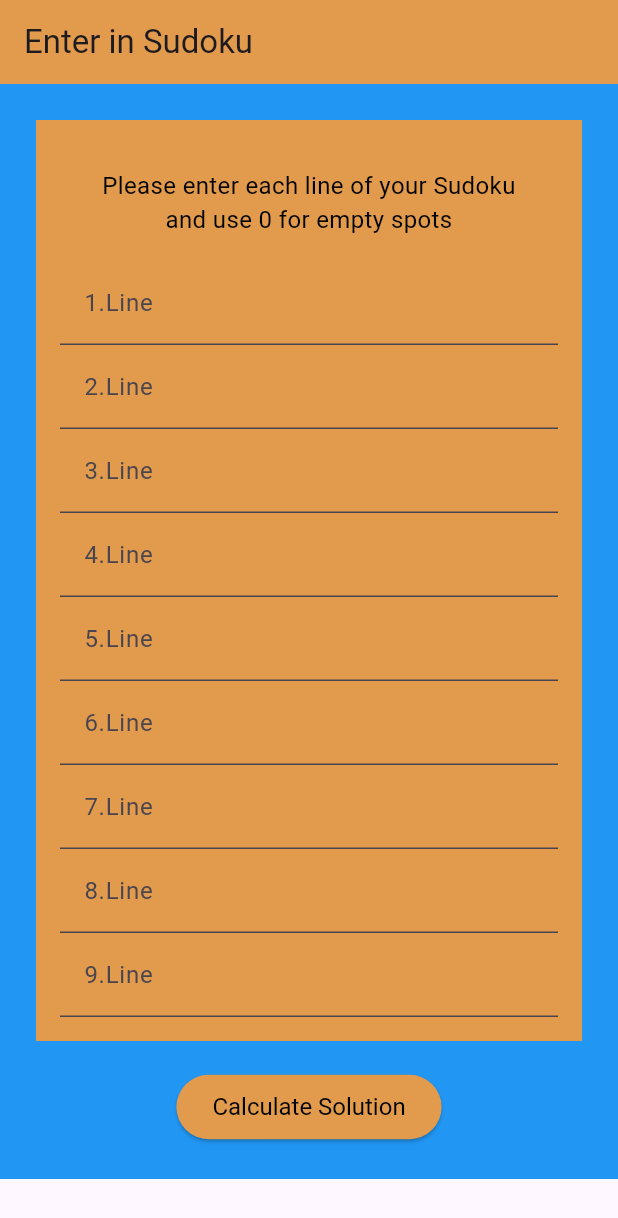
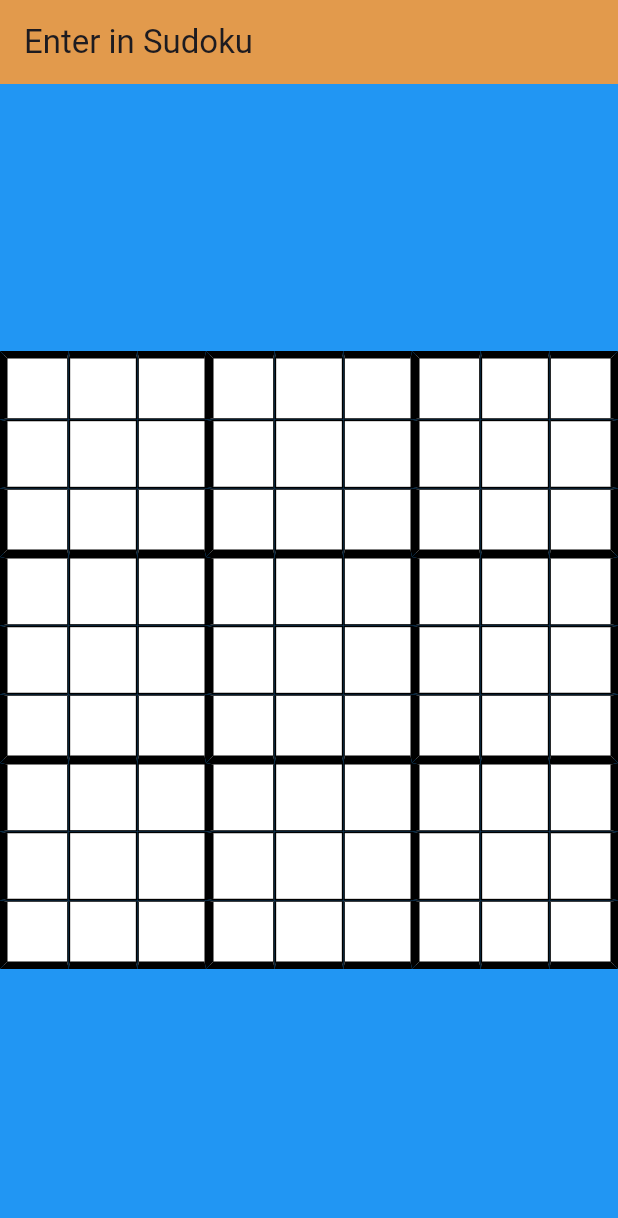
Before and after one commit to yabiy100/sudoSolver, a Flutter app: the screen it shows after launch, on a phone screen of 412 x 824 dp. Shown: the top 1218 px of the screen. Run offline on Flutter 3.47's test engine with Material 3 defaults, Android fonts, the phone set to English and light mode, and no system bars.

Commit message:
- make new input screen with empty sudoku

```diff
--- a/lib/screens/input_screen.dart
+++ b/lib/screens/input_screen.dart
@@ -23,71 +23,36 @@ class _InputScreenState extends State<InputScreen> {
         title: const Text("Enter in Sudoku"),
         backgroundColor: const Color(0xffE29A4C),
       ),
-      body: SafeArea(
-        child: Container(
-          color: Colors.blue,
-          child: SingleChildScrollView(
-            padding: MediaQuery.of(context).orientation == Orientation.portrait
-                ? const EdgeInsets.all(24) // when in Portrait mode
-                : EdgeInsets.symmetric( // when in Landscape mode
-              vertical: 40,
-              horizontal: MediaQuery.of(context).size.width / 5,
+      backgroundColor: Colors.blue,
+      body: Center(
+          child: AspectRatio(
+            aspectRatio: 1, //Sqaure grid 1:1
+            child: GridView.builder(
+              gridDelegate: const SliverGridDelegateWithFixedCrossAxisCount(
+                crossAxisCount: 9,
+                childAspectRatio: 1,
+              ),
+              itemCount: 81,
+              itemBuilder: (context, index) {
+                return Container(
+                  decoration: BoxDecoration(
+                    border: Border( //make borders of 3 x 3 Cells bigger
+                      top: BorderSide(width: (index < 9) ? 5 : 1.0, color: Colors.black),
+                      //draw 3 vertical lines left one and the two in the middle
+                      left: BorderSide(width: (index % 9 == 0 || index % 9 == 3 || index % 9 == 6)
+                          ? 5 : 1.0, color: Colors.black),
+                      right: BorderSide(width: ((index + 1) % 9 == 0) ? 5 : 1.0, color: Colors.black),
+                      //draw 3 horizontal lines: 3.row, 6.row and last row
+                      bottom: BorderSide(width: (index >= 72 || (index > 17 && index < 27)
+                          || (index > 44 && index < 54)) ? 5 : 1.0, color: Colors.black),
+                    ),
+                    color: Colors.white,
+                  ),
+                  alignment: Alignment.center,
+                );
+              },
             ),
-            child: Column(
-            children: [
-              Form(
-              key: _formKey,
-              child: Container(
-                color: const Color(0xffE29A4C), // color of form
-                padding: const EdgeInsets.all(16), // padding around the form
-                child: Column(
-                  mainAxisSize: MainAxisSize.min, // minimize height
-                  children: <Widget>[
-                    const Padding(
-                      padding: EdgeInsets.all(16.0),
-                      child: Text(
-                        "Please enter each line of your Sudoku and use 0 for empty spots",
-                        textAlign: TextAlign.center,
-                        style: TextStyle(
-                          color: Colors.black,
-                          fontSize: 16,
-                        ),
-                      ),
-                    ),
-                    for (int i = 0; i < 9; i++) inputName("${i + 1}.Line", i), // create 9 input fields
-                  ],
-                ),
-              ),
-            ),
-            const SizedBox(height: 20),
-            ElevatedButton(
-              onPressed: () {
-                if (_formKey.currentState?.validate() ?? false) {
-                  _formKey.currentState?.save();
-                  print('Form is valid. Lines: $lines');
-                  Solver solver = Solver(lines); // Ensure Solver is correctly defined
-                  Navigator.push(
-                    context,
-                    MaterialPageRoute(
-                      builder: (context) => SolutionScreen(sudoku: solver),
-                    ),
-                  );
-                } else {
-                  print('Form is not valid.');
-                }
-              },
-              style: ElevatedButton.styleFrom(
-                backgroundColor: const Color(0xffE29A4C),
-                foregroundColor: Colors.black,
-                padding: const EdgeInsets.symmetric(horizontal: 24, vertical: 12),
-                textStyle: const TextStyle(fontSize: 16),
-              ),
-              child: const Text("Calculate Solution"),
-            ),
-            ],
-            ),
-          ),
-        ),
+          )
       ),
     );
   }
@@ -112,9 +77,9 @@ class _InputScreenState extends State<InputScreen> {
           return "Please enter 9 digits";
         }
         //convert String to set to see if each character is there only once
-        if(value.length != value.split('').toSet().length){
+       /* if(value.length != value.split('').toSet().length){
           return "Please enter each Number only once";
-        }
+        }*/
         return null;
       },
         onSaved: (value) {
```
Also changed, not shown: lib/screens/old_input_screen.dart (added, +136 -0 lines).
